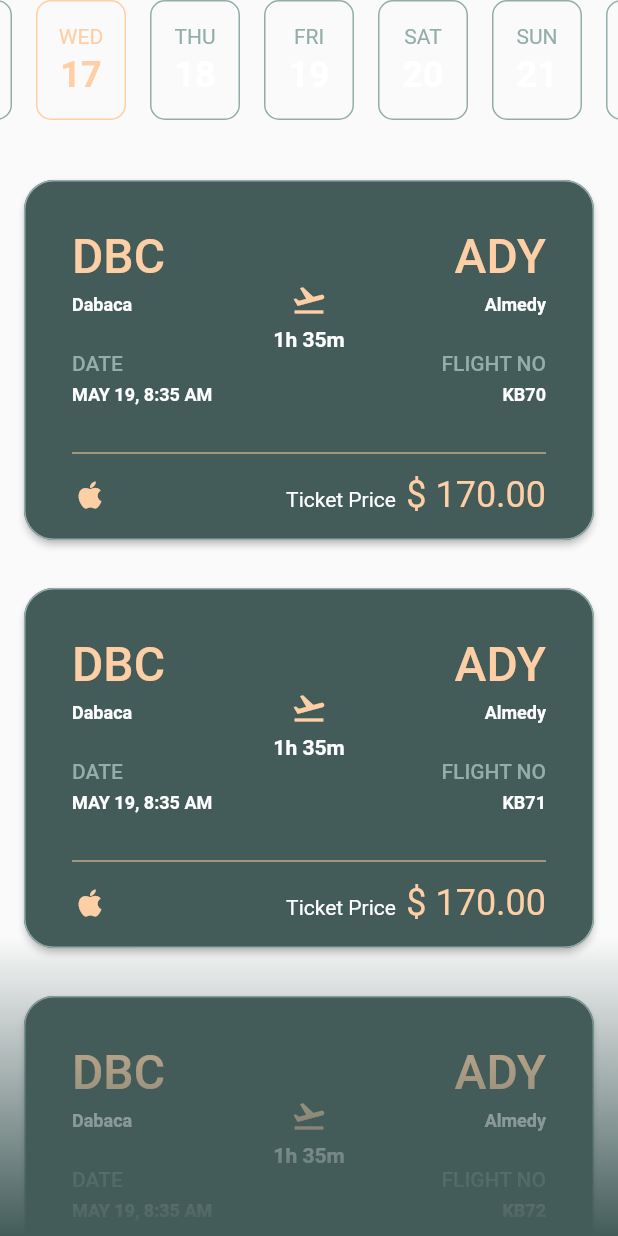
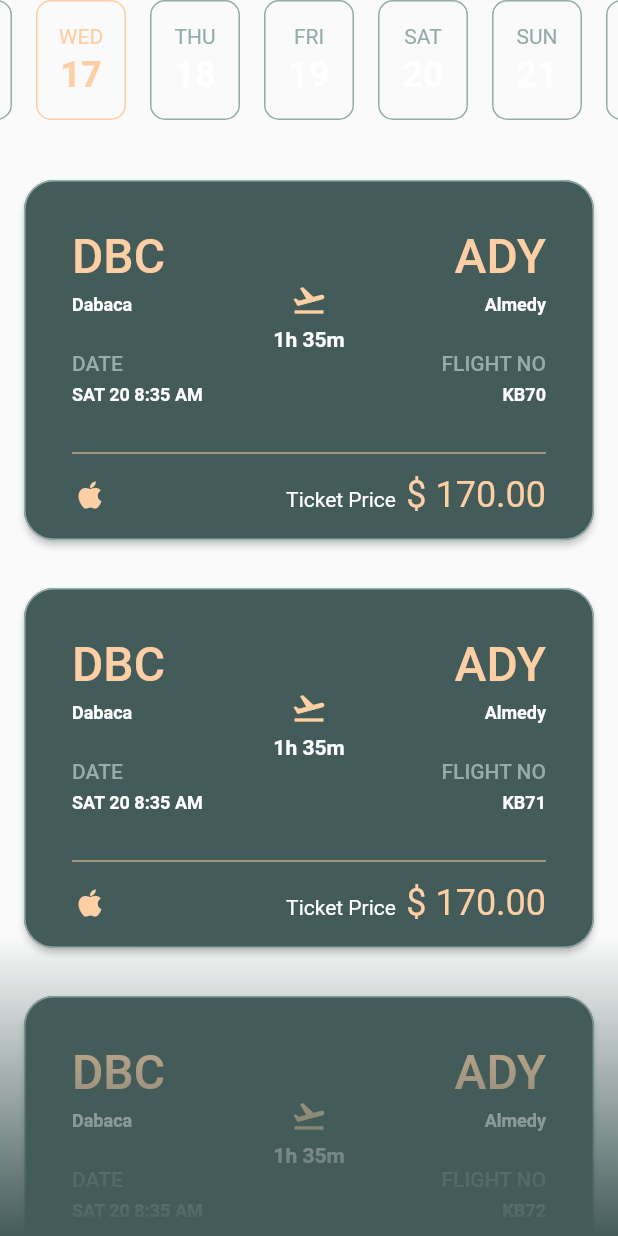
Before and after one commit to CarmineToriello95/flight_booking_app_design_concept, a Flutter app: the AvailableFlightsPage widget shown alone on an empty page, opened directly, after a tap on "WED", on a phone screen of 412 x 824 dp. Run offline on Flutter 3.47's test engine with Material 2 defaults, Android fonts, the phone set to English and light mode, and no system bars; missing offline and left inert: snake_button.

Commit message:
Exctracted flightData model
Implemented utils class

```diff
--- a/lib/main.dart
+++ b/lib/main.dart
@@ -1,7 +1,10 @@
 import 'package:emirates_airlines_concept_ui/main_pages/home_page.dart';
+import 'package:emirates_airlines_concept_ui/utils/hard_coded_data.dart';
 import 'package:flutter/material.dart';
 
 void main() {
+  Utils.generateMyFlights();
+  Utils.generateAvailableFlights();
   runApp(const MyApp());
 }
 
--- a/lib/main_pages/my_flights_list_page.dart
+++ b/lib/main_pages/my_flights_list_page.dart
@@ -1,22 +1,9 @@
+import 'package:emirates_airlines_concept_ui/utils/hard_coded_data.dart';
 import 'package:emirates_airlines_concept_ui/widgets/fading_item_list/fading_item_list_controller.dart';
 import 'package:flutter/material.dart';
 
 import '../widgets/fading_item_list/fading_item_list.dart';
 import '../widgets/flights_list_item_widget.dart';
-
-List<FlightData> flightsData = List.generate(
-  5,
-  (index) => FlightData(
-    "DBC",
-    "Dabaca",
-    "MAY 19",
-    "ADY",
-    "Almedy",
-    "KB7$index",
-    "1h 35m",
-    "8:35 AM",
-  ),
-);
 
 class MyFlightsListPage extends StatelessWidget {
   final FadingItemListController fadingItemListController;
@@ -31,7 +18,7 @@ class MyFlightsListPage extends StatelessWidget {
         listItems: List.generate(
           5,
           (index) => FlightsListItemWidget(
-            flightData: flightsData[index],
+            flightData: Utils.myFlightsData[index],
           ),
         ),
       );
--- /dev/null
+++ b/lib/models/models.dart
@@ -0,0 +1,46 @@
+class FlightData {
+  final String departureShort;
+  final String departure;
+  final String date;
+  final String destinationShort;
+  final String destination;
+  final String flightNumber;
+  final String duration;
+  final String time;
+  final double? price;
+
+  FlightData({
+    required this.departureShort,
+    required this.departure,
+    required this.date,
+    required this.destinationShort,
+    required this.destination,
+    required this.flightNumber,
+    required this.duration,
+    required this.time,
+    this.price,
+  });
+
+  FlightData copyWith({
+    String? departureShort,
+    String? departure,
+    String? date,
+    String? destinationShort,
+    String? destination,
+    String? flightNumber,
+    String? duration,
+    String? time,
+    double? price,
+  }) =>
+      FlightData(
+        departureShort: departureShort ?? this.departureShort,
+        departure: departure ?? this.departure,
+        date: date ?? this.date,
+        destinationShort: destinationShort ?? this.destinationShort,
+        destination: destination ?? this.destination,
+        flightNumber: flightNumber ?? this.flightNumber,
+        duration: duration ?? this.duration,
+        time: time ?? this.time,
+        price: price ?? this.price,
+      );
+}
--- a/lib/sub_pages/available_flights_page.dart
+++ b/lib/sub_pages/available_flights_page.dart
@@ -1,24 +1,11 @@
 import 'package:emirates_airlines_concept_ui/resources/r.dart';
+import 'package:emirates_airlines_concept_ui/utils/hard_coded_data.dart';
 import 'package:flutter/material.dart';
 
 import '../widgets/days_calendar_widget.dart';
 import '../widgets/fading_item_list/fading_item_list.dart';
 import '../widgets/fading_item_list/fading_item_list_controller.dart';
 import '../widgets/flights_list_item_widget.dart';
-
-List<FlightData> flightsData = List.generate(
-  5,
-  (index) => FlightData(
-    "DBC",
-    "Dabaca",
-    "MAY 19",
-    "ADY",
-    "Almedy",
-    "KB7$index",
-    "1h 35m",
-    "8:35 AM",
-  ),
-);
 
 class AvailableFlightsPage extends StatefulWidget {
   final Function(bool)? isSelectionCompleted;
@@ -76,20 +63,22 @@ class _AvailableFlightsPageState extends State<AvailableFlightsPage> {
 
   Widget _buildFlightCard(int itemIndex, String flightNumber) => ElevatedButton(
         style: ElevatedButton.styleFrom(
-          backgroundColor: flightsData[itemIndex].flightNumber == flightNumber
-              ? R.tertiaryColor.withOpacity(0.5)
-              : R.primaryColor,
+          backgroundColor:
+              Utils.availableFlights[itemIndex].flightNumber == flightNumber
+                  ? R.tertiaryColor.withOpacity(0.5)
+                  : R.primaryColor,
           shape: RoundedRectangleBorder(
             borderRadius: BorderRadius.circular(20.0),
             side: BorderSide(color: R.tertiaryColor),
           ),
         ),
         onPressed: () {
-          _selectedFlight.value = flightsData[itemIndex].flightNumber;
+          _selectedFlight.value =
+              Utils.availableFlights[itemIndex].flightNumber;
           widget.isSelectionCompleted?.call(true);
         },
         child: FlightsListItemWidget.withPrice(
-          flightData: flightsData[itemIndex],
+          flightData: Utils.availableFlights[itemIndex],
           ticketPrice: 170.00,
         ),
       );
--- a/lib/sub_pages/checkout_page.dart
+++ b/lib/sub_pages/checkout_page.dart
@@ -1,7 +1,7 @@
 import 'package:emirates_airlines_concept_ui/resources/r.dart';
-import 'package:emirates_airlines_concept_ui/widgets/flights_list_item_widget.dart';
 import 'package:flutter/material.dart';
 
+import '../models/models.dart';
 import '../widgets/custom_option_selector.dart';
 
 final List<CustomOptionSelectorData> paymentOptions = [
--- a/lib/sub_pages/seat_selection_page.dart
+++ b/lib/sub_pages/seat_selection_page.dart
@@ -1,8 +1,9 @@
 import 'package:emirates_airlines_concept_ui/resources/r.dart';
 import 'package:emirates_airlines_concept_ui/widgets/fade_in_out_widget/fade_in_out_widget.dart';
 import 'package:emirates_airlines_concept_ui/widgets/fade_in_out_widget/fade_in_out_widget_controller.dart';
-import 'package:emirates_airlines_concept_ui/widgets/flights_list_item_widget.dart';
 import 'package:flutter/material.dart';
+
+import '../models/models.dart';
 
 const List<int> freeSeats = [1, 4, 7, 10, 13, 16, 20];
 final List<SeatData> leftSideSeats = List.generate(
--- /dev/null
+++ b/lib/utils/hard_coded_data.dart
@@ -0,0 +1,47 @@
+import 'package:emirates_airlines_concept_ui/models/models.dart';
+import 'package:emirates_airlines_concept_ui/widgets/days_calendar_widget.dart';
+
+class Utils {
+  static late final List<FlightData> _myFlightsList;
+  static late final List<FlightData> _availableFlights;
+
+  static List<FlightData> get myFlightsData => _myFlightsList;
+  static List<FlightData> get availableFlights => _availableFlights;
+
+  static generateMyFlights() => _myFlightsList = _generateFlightsData(
+        DateTime.now().subtract(
+          const Duration(days: 10),
+        ),
+      );
+
+  static List<FlightData> _generateFlightsData(DateTime date) => List.generate(
+        5,
+        (index) => FlightData(
+          departureShort: "DBC",
+          departure: "Dabaca",
+          date: "${daysMap[date.weekday]} ${date.day}",
+          destinationShort: "ADY",
+          destination: "Almedy",
+          flightNumber: "KB7$index",
+          duration: "1h 35m",
+          time: "8:35 AM",
+        ),
+      );
+
+  static generateAvailableFlights() {
+    final currentDate = DateTime.now();
+    _availableFlights = List.generate(
+      5,
+      (index) => FlightData(
+        departureShort: "DBC",
+        departure: "Dabaca",
+        date: "${daysMap[currentDate.weekday]} ${currentDate.day}",
+        destinationShort: "ADY",
+        destination: "Almedy",
+        flightNumber: "KB7$index",
+        duration: "1h 35m",
+        time: "8:35 AM",
+      ),
+    );
+  }
+}
--- a/lib/widgets/flights_list_item_widget.dart
+++ b/lib/widgets/flights_list_item_widget.dart
@@ -1,3 +1,4 @@
+import 'package:emirates_airlines_concept_ui/models/models.dart';
 import 'package:emirates_airlines_concept_ui/resources/r.dart';
 import 'package:flutter/material.dart';
 
@@ -83,8 +84,8 @@ class FlightsListItemWidget extends StatelessWidget {
           const SizedBox(
             height: 6.0,
           ),
-          const Text(
-            "MAY 19, 8:35 AM",
+          Text(
+            "${flightData.date} ${flightData.time}",
             style: TextStyle(
               color: Colors.white,
               fontWeight: FontWeight.bold,
@@ -182,25 +183,3 @@ class FlightsListItemWidget extends StatelessWidget {
         ],
       );
 }
-
-class FlightData {
-  final String departureShort;
-  final String departure;
-  final String date;
-  final String destinationShort;
-  final String destination;
-  final String flightNumber;
-  final String duration;
-  final String time;
-
-  FlightData(
-    this.departureShort,
-    this.departure,
-    this.date,
-    this.destinationShort,
-    this.destination,
-    this.flightNumber,
-    this.duration,
-    this.time,
-  );
-}
```
Also changed, not shown: lib/main_pages/add_flight_page.dart (+17 -17 lines).
